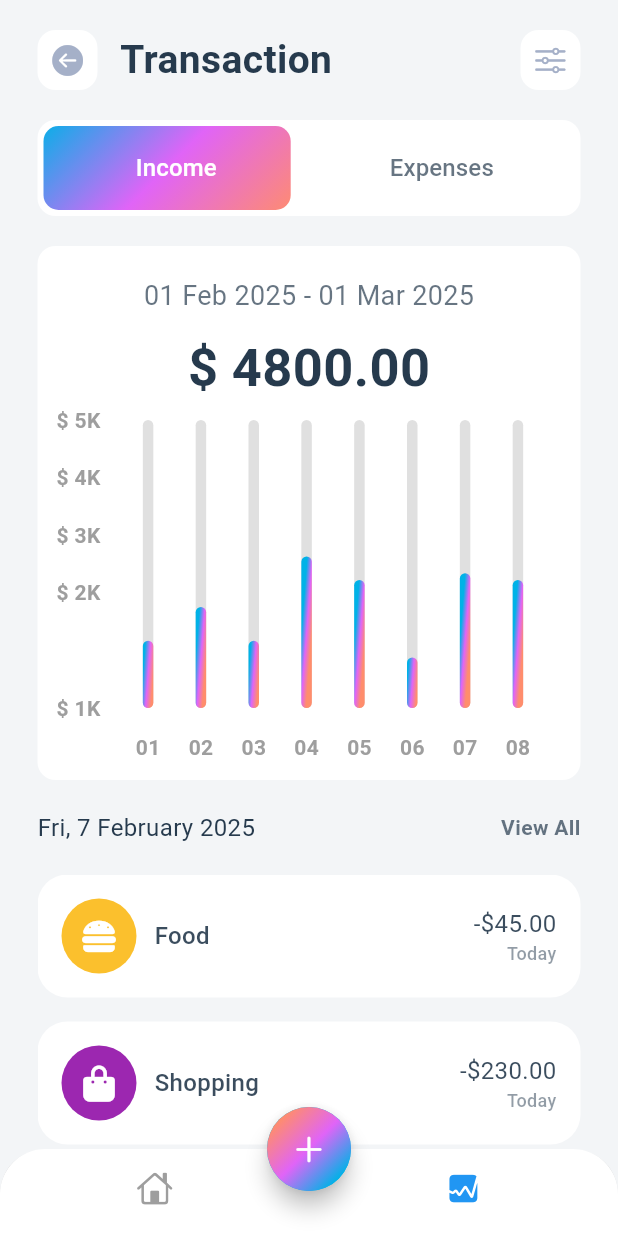
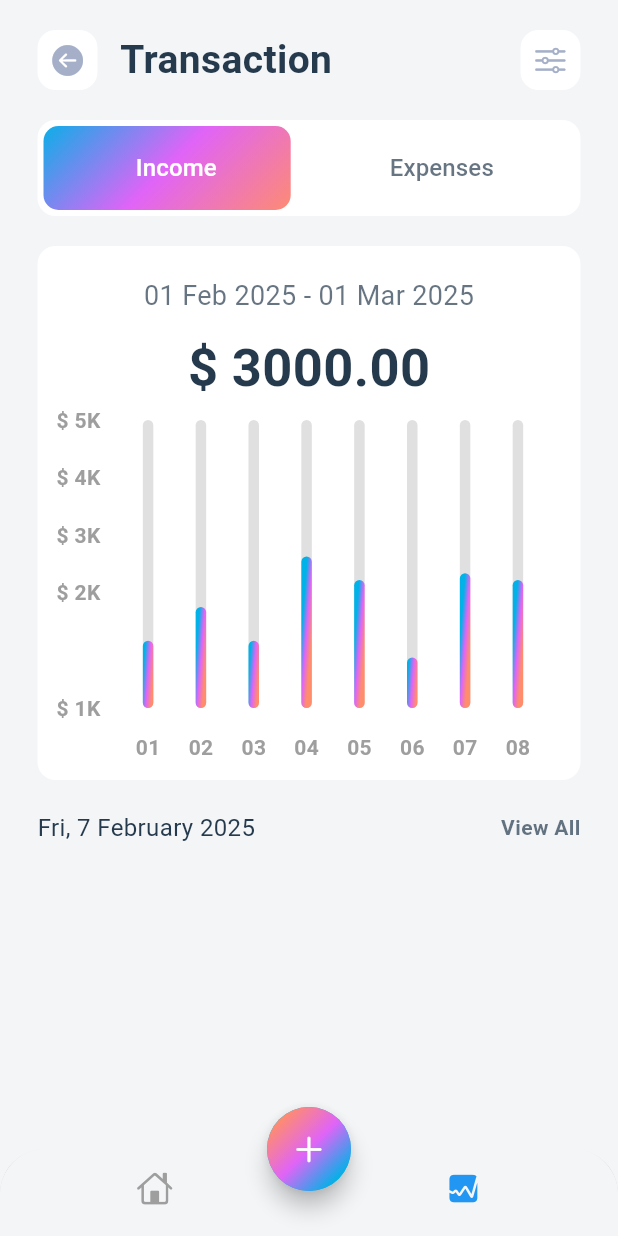
Before and after one commit to ahvvad/Tracker, a Flutter app: the screen it shows after launch, item 2 of the bottom bar chosen, on a phone screen of 412 x 824 dp. Run offline on Flutter 3.47's test engine with Material 3 defaults, Android fonts, the phone set to English and light mode, and no system bars; drawn by our look-alikes of fl_chart; our stand-ins replace bloc, cloud_firestore, equatable, firebase_core, flutter_bloc, flutter_colorpicker and 1 more; accounts and stored records are empty.

Commit message:
display data from firebase is done

```diff
--- a/lib/app_view.dart
+++ b/lib/app_view.dart
@@ -1,4 +1,7 @@
+import 'package:expense_repository/expense_repository.dart';
 import 'package:flutter/material.dart';
+import 'package:flutter_bloc/flutter_bloc.dart';
+import 'package:money_tracker/screens/home/blocs/get_expense_bloc/get_expenses_bloc.dart';
 import 'package:money_tracker/screens/home/views/home_screen.dart';
 
 class MyAppView extends StatelessWidget {
@@ -18,7 +21,12 @@ class MyAppView extends StatelessWidget {
             tertiary: Color(0xFFFF8D6C),
             outline: Colors.grey),
       ),
-      home: const HomeScreen(),
+      home: BlocProvider(
+        create: (context) => GetExpensesBloc(
+          FirebaseExpenseRepo(),
+        )..add(GetExpenses()),
+        child: const HomeScreen(),
+      ),
     );
   }
 }
--- a/lib/screens/add_expense/views/add_expense.dart
+++ b/lib/screens/add_expense/views/add_expense.dart
@@ -229,10 +229,11 @@ class _AddExpenseState extends State<AddExpense> {
                                         borderRadius:
                                             BorderRadius.circular(12))),
                                 child: const Text(
-                                  'Save',
+                                  'SAVE',
                                   style: TextStyle(
                                       fontSize: 22, color: Colors.white),
-                                )),
+                                ),
+                              ),
                       )
                     ],
                   ),
--- a/lib/screens/home/views/home_screen.dart
+++ b/lib/screens/home/views/home_screen.dart
@@ -1,6 +1,7 @@
 import 'dart:math';
 
 import 'package:expense_repository/expense_repository.dart';
+
 import 'package:flutter/cupertino.dart';
 import 'package:flutter/material.dart';
 import 'package:flutter_bloc/flutter_bloc.dart';
@@ -8,6 +9,7 @@ import 'package:money_tracker/screens/add_expense/blocs/create_category_bloc/cre
 import 'package:money_tracker/screens/add_expense/blocs/create_expence_bloc/create_expense_bloc.dart';
 import 'package:money_tracker/screens/add_expense/blocs/get_categories_bloc/get_categories_bloc.dart';
 import 'package:money_tracker/screens/add_expense/views/add_expense.dart';
+import 'package:money_tracker/screens/home/blocs/get_expense_bloc/get_expenses_bloc.dart';
 import 'package:money_tracker/screens/home/views/main_screen.dart';
 import 'package:money_tracker/screens/stats/stats.dart';
 
@@ -19,63 +21,56 @@ class HomeScreen extends StatefulWidget {
 }
 
 class _HomeScreenState extends State<HomeScreen> {
-  var widgetList = [
-    const MainScreen(),
-    const StatsScreen(),
-  ];
+  int index = 0;
+  late Color selectedItem = Colors.blue;
+  Color unselectedItem = Colors.grey;
 
-  int index = 0;
   @override
   Widget build(BuildContext context) {
+    return BlocBuilder<GetExpensesBloc, GetExpensesState>(
+        builder: (context, state) {
+      if (state is GetExpensesSuccess) {
         return Scaffold(
-      // appBar: AppBar(),
             bottomNavigationBar: ClipRRect(
-        borderRadius: const BorderRadius.vertical(top: Radius.circular(30)),
+              borderRadius:
+                  const BorderRadius.vertical(top: Radius.circular(30)),
               child: BottomNavigationBar(
-          currentIndex: index,
                   onTap: (value) {
                     setState(() {
                       index = value;
                     });
                   },
-          backgroundColor: Colors.white,
+                  showSelectedLabels: false,
                   showUnselectedLabels: false,
-          showSelectedLabels: false,
                   elevation: 3,
-          selectedItemColor: Colors.blue,
-          unselectedItemColor: Colors.grey,
-          items: const [
+                  items: [
                     BottomNavigationBarItem(
-              icon: Icon(CupertinoIcons.home),
-              label: 'Home',
+                        icon: Icon(CupertinoIcons.home,
+                            color: index == 0 ? selectedItem : unselectedItem),
+                        label: 'Home'),
+                    BottomNavigationBarItem(
+                        icon: Icon(CupertinoIcons.graph_square_fill,
+                            color: index == 1 ? selectedItem : unselectedItem),
+                        label: 'Stats')
+                  ]),
             ),
-            BottomNavigationBarItem(
-              icon: Icon(CupertinoIcons.graph_square_fill),
-              label: 'Stats',
-            )
-          ],
-        ),
-      ),
-      floatingActionButtonLocation: FloatingActionButtonLocation.centerDocked,
+            floatingActionButtonLocation:
+                FloatingActionButtonLocation.centerDocked,
             floatingActionButton: FloatingActionButton(
-        onPressed: () {
-          Navigator.push(
+              onPressed: () async {
+                Expense? newExpense = await Navigator.push(
                   context,
-            PageRouteBuilder(
-              pageBuilder: (context, animation, secondaryAnimation) =>
-                  MultiBlocProvider(
+                  MaterialPageRoute<Expense>(
+                    builder: (BuildContext context) => MultiBlocProvider(
                       providers: [
                         BlocProvider(
-                    create: (context) => CreateCategoryBloc(
-                      FirebaseExpenseRepo(),
-                    ),
+                          create: (context) =>
+                              CreateCategoryBloc(FirebaseExpenseRepo()),
                         ),
                         BlocProvider(
                           create: (context) =>
                               GetCategoriesBloc(FirebaseExpenseRepo())
-                          ..add(
-                            GetCategories(),
-                          ),
+                                ..add(GetCategories()),
                         ),
                         BlocProvider(
                           create: (context) =>
@@ -84,15 +79,14 @@ class _HomeScreenState extends State<HomeScreen> {
                       ],
                       child: const AddExpense(),
                     ),
-              transitionsBuilder:
-                  (context, animation, secondaryAnimation, child) {
-                return FadeTransition(
-                  opacity: animation,
-                  child: child,
-                );
-              },
                   ),
                 );
+
+                if (newExpense != null) {
+                  setState(() {
+                    state.expenses.insert(0, newExpense);
+                  });
+                }
               },
               shape: const CircleBorder(),
               child: Container(
@@ -107,12 +101,20 @@ class _HomeScreenState extends State<HomeScreen> {
                         Theme.of(context).colorScheme.primary,
                       ],
                       transform: const GradientRotation(pi / 4),
-            ),
-          ),
+                    )),
                 child: const Icon(CupertinoIcons.add),
               ),
             ),
-      body: index == 0 ? const MainScreen() : const StatsScreen(),
+            body: index == 0
+                ? MainScreen(state.expenses)
+                : StatsScreen(state.expenses));
+      } else {
+        return const Scaffold(
+          body: Center(
+            child: CircularProgressIndicator(),
+          ),
         );
       }
+    });
   }
+}
--- a/lib/screens/home/views/widgets/transactions_item.dart
+++ b/lib/screens/home/views/widgets/transactions_item.dart
@@ -1,25 +1,27 @@
+import 'package:expense_repository/expense_repository.dart';
 import 'package:flutter/material.dart';
-import 'package:money_tracker/data/data.dart';
+import 'package:intl/intl.dart';
 
 class TransactionsItem extends StatelessWidget {
   const TransactionsItem({
     super.key,
+    required this.expenses,
   });
+
+  final List<Expense> expenses;
 
   @override
   Widget build(BuildContext context) {
     return Expanded(
       child: ListView.builder(
-        // physics: const NeverScrollableScrollPhysics(),
-        itemCount: transactionsData.length,
+        itemCount: expenses.length,
         itemBuilder: (context, int i) {
           return Padding(
             padding: const EdgeInsets.only(bottom: 16.0),
             child: Container(
-              decoration: const BoxDecoration(
-                color: Colors.white,
-                borderRadius: BorderRadius.all(Radius.circular(20.0)),
-              ),
+              decoration: BoxDecoration(
+                  color: Colors.white,
+                  borderRadius: BorderRadius.circular(12)),
               child: Padding(
                 padding: const EdgeInsets.all(16.0),
                 child: Row(
@@ -34,48 +36,52 @@ class TransactionsItem extends StatelessWidget {
                               width: 50,
                               height: 50,
                               decoration: BoxDecoration(
-                                color: transactionsData[i]['color'],
-                                shape: BoxShape.circle,
-                              ),
+                                  color:
+                                      Color(expenses[i].category.color),
+                                  shape: BoxShape.circle),
                             ),
-                            Icon(
-                              transactionsData[i]['icon'],
+                            Image.asset(
+                              'assets/images/${expenses[i].category.icon}.png',
+                              scale: 2,
                               color: Colors.white,
-                            ),
+                            )
                           ],
                         ),
                         const SizedBox(width: 12),
                         Text(
-                          transactionsData[i]['name'],
+                          expenses[i].category.name,
                           style: TextStyle(
-                            fontSize: 16,
-                            fontWeight: FontWeight.w500,
-                            color: const Color(0xFF263A4D).withOpacity(0.9),
-                          ),
-                        )
+                              fontSize: 14,
+                              color: Theme.of(context)
+                                  .colorScheme
+                                  .onSurface,
+                              fontWeight: FontWeight.w500),
+                        ),
                       ],
                     ),
                     Column(
                       crossAxisAlignment: CrossAxisAlignment.end,
                       children: [
                         Text(
-                          transactionsData[i]['totalAmount'],
+                          "\$${expenses[i].amount}.00",
                           style: TextStyle(
-                            fontSize: 16,
-                            fontWeight: FontWeight.w400,
-                            color: const Color(0xFF263A4D).withOpacity(0.9),
-                          ),
+                              fontSize: 14,
+                              color: Theme.of(context)
+                                  .colorScheme
+                                  .onSurface,
+                              fontWeight: FontWeight.w400),
                         ),
                         Text(
-                          transactionsData[i]['date'],
+                          DateFormat('dd/MM/yyyy')
+                              .format(expenses[i].date),
                           style: TextStyle(
-                            fontSize: 12,
-                            fontWeight: FontWeight.w500,
-                            color: const Color(0xFF263A4D).withOpacity(0.5),
-                          ),
+                              fontSize: 14,
+                              color:
+                                  Theme.of(context).colorScheme.outline,
+                              fontWeight: FontWeight.w400),
                         ),
                       ],
-                    ),
+                    )
                   ],
                 ),
               ),
--- a/lib/screens/stats/stats.dart
+++ b/lib/screens/stats/stats.dart
@@ -1,3 +1,4 @@
+import 'package:expense_repository/expense_repository.dart';
 import 'package:flutter/material.dart';
 import 'package:money_tracker/screens/home/views/widgets/transactions_item.dart';
 import 'package:money_tracker/screens/stats/widgets/income_expenses_switch.dart';
@@ -7,25 +8,29 @@ import 'package:money_tracker/screens/stats/widgets/custom_stats_app_bar.dart';
 import 'package:money_tracker/screens/stats/widgets/stats_bar.dart';
 
 class StatsScreen extends StatelessWidget {
-  const StatsScreen({super.key});
+  final List<Expense> expenses;
+  const StatsScreen(
+    this.expenses, {
+    super.key,
+  });
 
   @override
   Widget build(BuildContext context) {
-    return const SafeArea(
+    return SafeArea(
       child: Padding(
-        padding: EdgeInsets.only(right: 25.0, left: 25.0, top: 20.0),
+        padding: const EdgeInsets.only(right: 25.0, left: 25.0, top: 20.0),
         child: Column(
           children: [
-            CustomStatsAppBar(),
-            SizedBox(height: 20.0),
-            IncomeExpensesSwitch(),
-            SizedBox(height: 20.0),
-            ChartDetails(),
-            ChartView(),
-            SizedBox(height: 20.0),
-            StatsBar(),
-            SizedBox(height: 20.0),
-            TransactionsItem(),
+            const CustomStatsAppBar(),
+            const SizedBox(height: 20.0),
+            const IncomeExpensesSwitch(),
+            const SizedBox(height: 20.0),
+            const ChartDetails(),
+            const ChartView(),
+            const SizedBox(height: 20.0),
+            const StatsBar(),
+            const SizedBox(height: 20.0),
+            TransactionsItem(expenses: expenses)
           ],
         ),
       ),
--- a/lib/screens/stats/widgets/chart_details.dart
+++ b/lib/screens/stats/widgets/chart_details.dart
@@ -52,7 +52,7 @@ class _ChartDetailsState extends State<ChartDetails> {
           ),
           const SizedBox(height: 10),
           const Text(
-            '\$ 4800.00',
+            '\$ 3000.00',
             style: TextStyle(
               fontSize: 35,
               fontWeight: FontWeight.bold,
```
Also changed, not shown: lib/screens/home/views/main_screen.dart (+12 -11 lines). Lines whose indentation alone changed are shown as unchanged.
